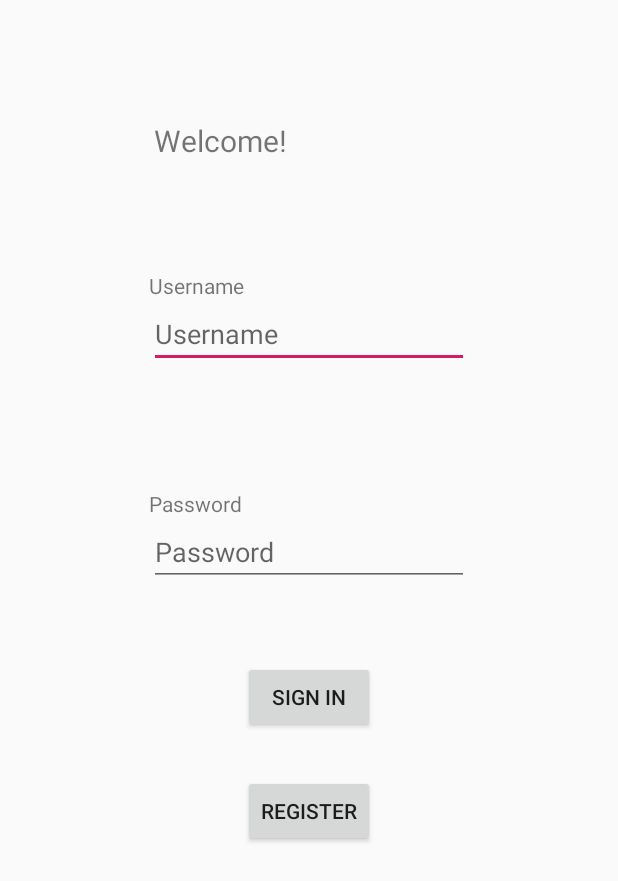
After one commit to Legendarytruth/Neko-Gainz, an Android app: the layout activity_login.xml on its own in the app's theme, with its tools: preview values and no code run, on a phone screen of 412 x 824 dp. The commit adds this screen. Shown: the top 881 px of the screen. Run offline under Robolectric (Android 15) with nearby library versions, the light colour scheme and no system bars.

Commit message:
Added login view and activity
Signed-off-by: RiddleMeDoo <kana.hashimoto@mail.utoronto.ca>

```diff
--- /dev/null
+++ b/Neko Gains/app/src/main/java/com/example/nekogains/LoginActivity.java
@@ -0,0 +1,52 @@
+package com.example.nekogains;
+
+import android.content.Intent;
+import android.os.Bundle;
+import android.view.View;
+import android.widget.EditText;
+import android.widget.TextView;
+
+import androidx.appcompat.app.AppCompatActivity;
+
+public class LoginActivity extends AppCompatActivity {
+    private EditText usernameInput;
+    private EditText passwordInput;
+    private TextView errorMessage;
+    private User user;
+
+    @Override
+    protected void onCreate(Bundle savedInstanceState) {
+        super.onCreate(savedInstanceState);
+        setContentView(R.layout.activity_login);
+
+        usernameInput = findViewById(R.id.usernameInput);
+        passwordInput = findViewById(R.id.passwordInput);
+        errorMessage = findViewById(R.id.errorMessage);
+    }
+
+    public void login(View view) {
+        String username = usernameInput.getText().toString();
+        String password = passwordInput.getText().toString();
+        //TODO: Hash the password here
+        validate(username, password);
+    }
+
+    private void validate(String username, String password) {
+        // TODO: Once we have some database of users please edit below
+        // TODO: Security: unsalt password
+        if(username.equals("user") && password.equals("1234")) {
+            //TODO: Set user to "logged in" state
+
+            Intent intent = new Intent(this, MainActivity.class);
+            startActivity(intent);
+        } else {
+            errorMessage.setText(R.string.login_failed);
+        }
+    }
+
+    public void register(View view) {
+        //TODO: Uncomment this when registration is implemented
+        //Intent intent = new Intent(this, RegisterActivity.class);
+        //startActivity(intent);
+    }
+}
--- /dev/null
+++ b/Neko Gains/app/src/main/res/layout/activity_login.xml
@@ -0,0 +1,98 @@
+<?xml version="1.0" encoding="utf-8"?>
+<androidx.constraintlayout.widget.ConstraintLayout xmlns:android="http://schemas.android.com/apk/res/android"
+    xmlns:app="http://schemas.android.com/apk/res-auto"
+    xmlns:tools="http://schemas.android.com/tools"
+    android:layout_width="match_parent"
+    android:layout_height="match_parent"
+    tools:context=".LoginActivity">
+
+    <TextView
+        android:id="@+id/welcomeMessage"
+        android:layout_width="207dp"
+        android:layout_height="28dp"
+        android:layout_marginTop="80dp"
+        android:text="@string/welcome"
+        android:textSize="20sp"
+        app:layout_constraintBottom_toBottomOf="parent"
+        app:layout_constraintEnd_toEndOf="parent"
+        app:layout_constraintStart_toStartOf="parent"
+        app:layout_constraintTop_toTopOf="parent"
+        app:layout_constraintVertical_bias="0.0" />
+
+    <EditText
+        android:id="@+id/usernameInput"
+        android:layout_width="wrap_content"
+        android:layout_height="wrap_content"
+        android:layout_marginTop="200dp"
+        android:ems="10"
+        android:hint="@string/prompt_username"
+        android:inputType="textPersonName"
+        app:layout_constraintEnd_toEndOf="parent"
+        app:layout_constraintStart_toStartOf="parent"
+        app:layout_constraintTop_toTopOf="parent" />
+
+    <EditText
+        android:id="@+id/passwordInput"
+        android:layout_width="wrap_content"
+        android:layout_height="wrap_content"
+        android:layout_marginTop="100dp"
+        android:ems="10"
+        android:hint="@string/prompt_password"
+        android:inputType="textPassword"
+        app:layout_constraintEnd_toEndOf="parent"
+        app:layout_constraintStart_toStartOf="parent"
+        app:layout_constraintTop_toBottomOf="@+id/usernameInput" />
+
+    <Button
+        android:id="@+id/signInButton"
+        android:layout_width="wrap_content"
+        android:layout_height="wrap_content"
+        android:layout_marginTop="50dp"
+        android:onClick="login"
+        android:text="@string/action_sign_in"
+        app:layout_constraintEnd_toEndOf="parent"
+        app:layout_constraintStart_toStartOf="parent"
+        app:layout_constraintTop_toBottomOf="@+id/passwordInput" />
+
+    <Button
+        android:id="@+id/registerButton"
+        android:layout_width="wrap_content"
+        android:layout_height="wrap_content"
+        android:layout_marginTop="10dp"
+        android:text="@string/action_register"
+        android:onClick="register"
+        app:layout_constraintBottom_toBottomOf="parent"
+        app:layout_constraintEnd_toEndOf="parent"
+        app:layout_constraintStart_toStartOf="parent"
+        app:layout_constraintTop_toBottomOf="@+id/signInButton"
+        app:layout_constraintVertical_bias="0.064" />
+
+    <TextView
+        android:id="@+id/passwordText"
+        android:layout_width="wrap_content"
+        android:layout_height="wrap_content"
+        android:text="Password"
+        app:layout_constraintBottom_toTopOf="@+id/passwordInput"
+        app:layout_constraintStart_toStartOf="@+id/passwordInput" />
+
+    <TextView
+        android:id="@+id/usernameText"
+        android:layout_width="wrap_content"
+        android:layout_height="wrap_content"
+        android:text="Username"
+        app:layout_constraintBottom_toTopOf="@+id/usernameInput"
+        app:layout_constraintStart_toStartOf="@+id/usernameInput" />
+
+    <TextView
+        android:id="@+id/errorMessage"
+        android:layout_width="wrap_content"
+        android:layout_height="wrap_content"
+        android:layout_marginTop="100dp"
+        android:textSize="12sp"
+        app:layout_constraintBottom_toTopOf="@+id/usernameInput"
+        app:layout_constraintEnd_toEndOf="parent"
+        app:layout_constraintStart_toStartOf="parent"
+        app:layout_constraintTop_toTopOf="parent" />
+
+
+</androidx.constraintlayout.widget.ConstraintLayout>
--- a/Neko Gains/app/src/main/res/values/strings.xml
+++ b/Neko Gains/app/src/main/res/values/strings.xml
@@ -1,4 +1,12 @@
 <resources>
     <string name="app_name">Neko Gains</string>
     <string name="action_settings">Settings</string>
+    <string name="prompt_username">Username</string>
+    <string name="prompt_password">Password</string>
+    <string name="action_register">Register</string>
+    <string name="action_sign_in">Sign in</string>
+    <string name="welcome">"Welcome!"</string>
+    <string name="invalid_username">Not a valid username</string>
+    <string name="invalid_password">Password must be >5 characters</string>
+    <string name="login_failed">"Login failed"</string>
 </resources>
```
